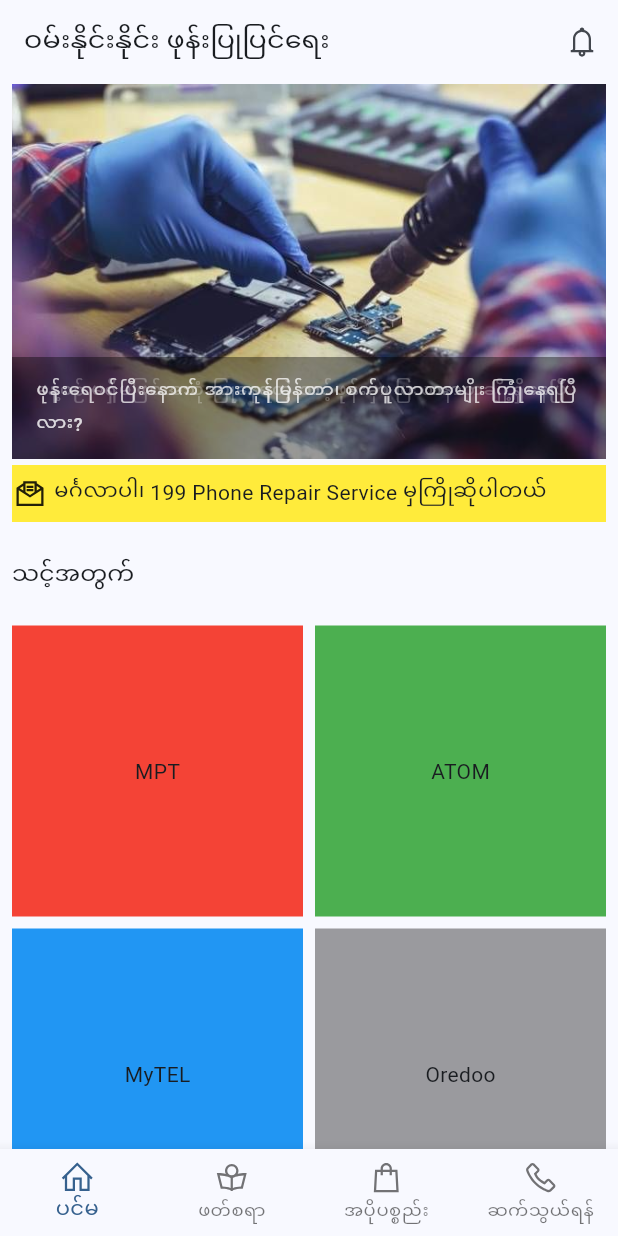
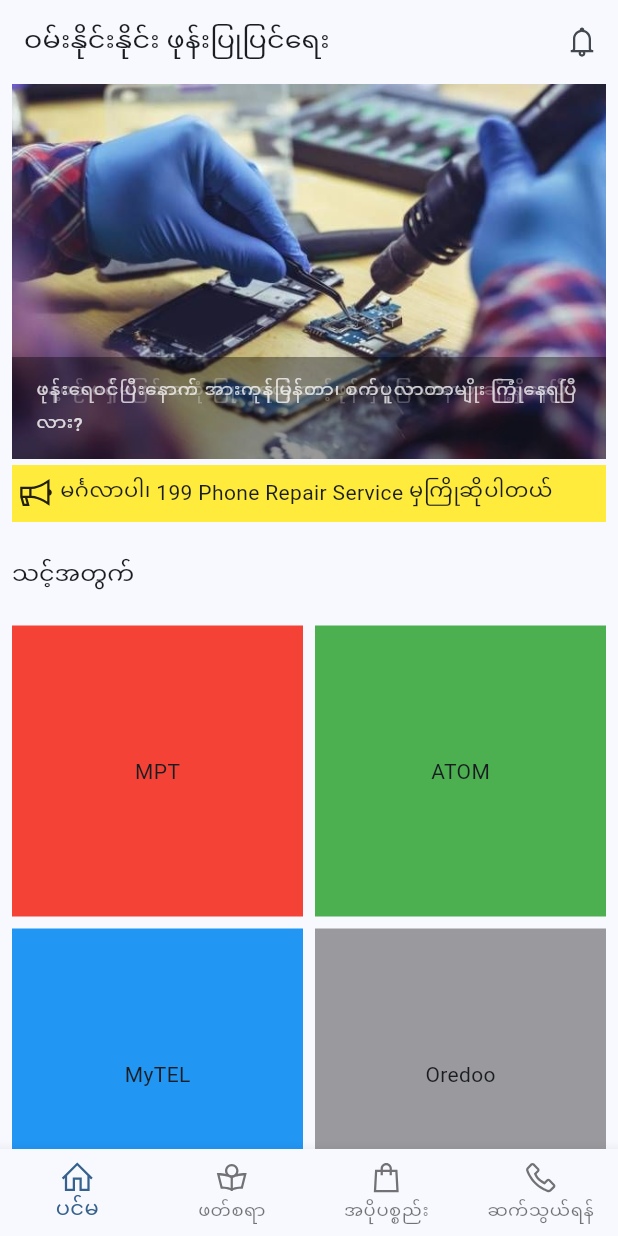
Before and after one commit to clickernux/phone_repair_service_199, a Flutter app: the screen it shows after launch, on a phone screen of 412 x 824 dp. Run offline on Flutter 3.47's test engine with Material 2 defaults, Android fonts, the phone set to English and light mode, and no system bars; drawn by our look-alikes of marquee; our stand-ins replace cached_network_image, cloud_firestore, connectivity_plus, firebase_auth, firebase_core, go_router and 1 more; accounts and stored records are empty.

Commit message:
Minor UI update

```diff
--- a/lib/screens/main_screen.dart
+++ b/lib/screens/main_screen.dart
@@ -49,7 +49,8 @@ class MainScreen extends StatelessWidget {
                 child: const Row(
                   mainAxisSize: MainAxisSize.max,
                   children: [
-                    Icon(LineIcons.envelopeOpenText),
+                    SizedBox(width: 4),
+                    Icon(LineIcons.bullhorn),
                     SizedBox(
                       width: 4,
                     ),
```
